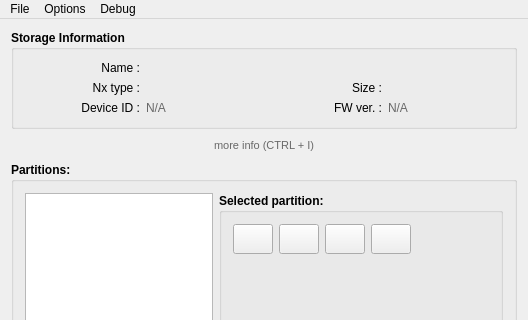
Above: NxNandManager/gui/mainwindow.ui from eliboa/NxNandManager before the change; both pictures show x 0 to 528 and y 0 to 320 of the 528 by 562 pixel window. Below: the same form after it.
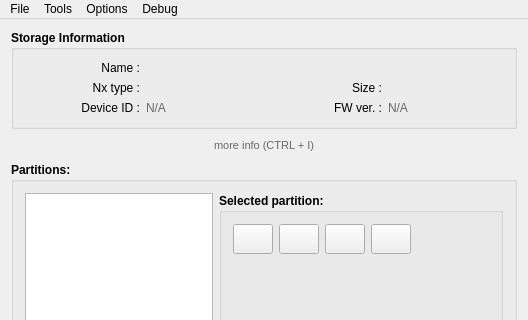
That is the form after the change. Icons and pictures are not drawn.

Commit message: - GUI : FS Explorer - NxFile class implement (+ NxSave subclass)

The edit to the form file:
```diff
--- a/NxNandManager/gui/mainwindow.ui
+++ b/NxNandManager/gui/mainwindow.ui
@@ -1135,7 +1135,18 @@
     </property>
     <addaction name="actionDebug_console"/>
    </widget>
+   <widget class="QMenu" name="menuTools_2">
+    <property name="title">
+     <string>Tools</string>
+    </property>
+    <addaction name="actionIncognito"/>
+    <addaction name="actionautoRCM"/>
+    <addaction name="actionResize"/>
+    <addaction name="actionCreateEmunand"/>
+    <addaction name="actionDumpRawnandOnly"/>
+   </widget>
    <addaction name="menuFile"/>
+   <addaction name="menuTools_2"/>
    <addaction name="menuTools"/>
    <addaction name="menuDebug"/>
   </widget>
```
Left out of the diff: 10 changed lines with no effect on the pictures. The commit also changes 52 other files.
